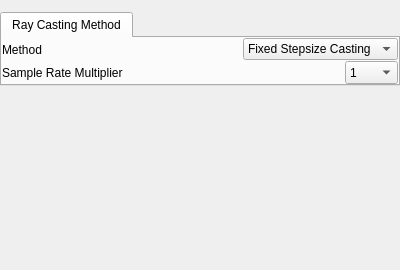
StasJ/vapor-formatted, file apps/vaporgui/DVRVariablesGUI.ui: the form before one commit.
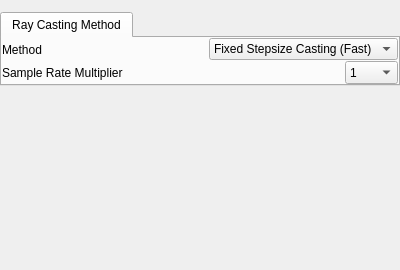
The form after the commit. Custom widgets are drawn as their Qt base class.

Diff of the .ui file:
```diff
--- a/apps/vaporgui/DVRVariablesGUI.ui
+++ b/apps/vaporgui/DVRVariablesGUI.ui
@@ -154,7 +154,7 @@
             </property>
             <item>
              <property name="text">
-              <string>Fixed Stepsize Casting </string>
+              <string>Fixed Stepsize Casting (Fast)</string>
              </property>
             </item>
             <item>
```
Left out of the diff: 5 changed lines with no effect on the pictures.
